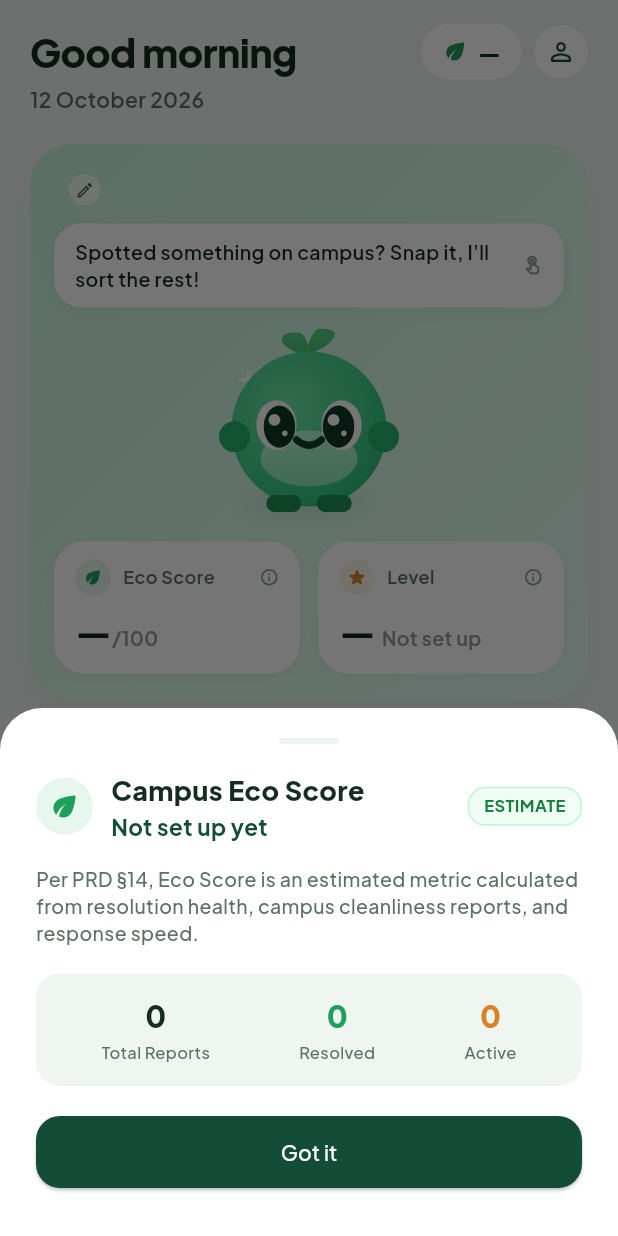
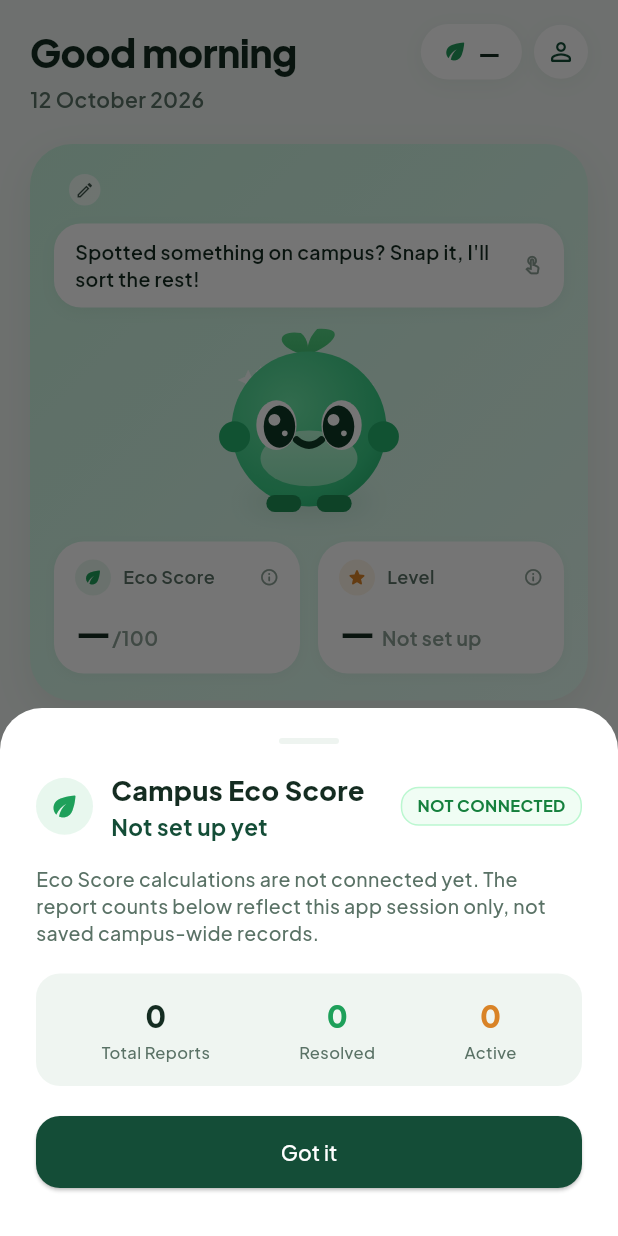
Before and after one commit to aryann-tyagi/Ecocampus, a Flutter app: the screen it shows once a user with an empty profile is signed in, after a tap on "Eco Score", on a phone screen of 412 x 824 dp. Run offline on Flutter 3.47's test engine with Material 3 defaults, Android fonts, the phone set to English and light mode, and no system bars; our stand-ins replace flutter_riverpod, google_fonts, shared_preferences, supabase_flutter; accounts and stored records are empty.

Commit message:
Mark Eco Score as unconnected until verified metrics exist

```diff
--- a/apps/mobile/lib/features/home/presentation/student_home_screen.dart
+++ b/apps/mobile/lib/features/home/presentation/student_home_screen.dart
@@ -306,9 +306,9 @@ class _StudentHomeScreenState extends ConsumerState<StudentHomeScreen> {
                         borderRadius: BorderRadius.circular(12),
                         border: Border.all(color: const Color(0xFFBBF7D0)),
                       ),
-                      child: const Text(
-                        'ESTIMATE',
-                        style: TextStyle(
+                      child: Text(
+                        stats.ecoScore == null ? 'NOT CONNECTED' : 'ESTIMATE',
+                        style: const TextStyle(
                           fontSize: 11,
                           fontWeight: FontWeight.w700,
                           color: Color(0xFF15803D),
@@ -319,7 +319,9 @@ class _StudentHomeScreenState extends ConsumerState<StudentHomeScreen> {
                 ),
                 const SizedBox(height: 16),
                 Text(
-                  'Per PRD §14, Eco Score is an estimated metric calculated from resolution health, campus cleanliness reports, and response speed.',
+                  stats.ecoScore == null
+                      ? 'Eco Score calculations are not connected yet. The report counts below reflect this app session only, not saved campus-wide records.'
+                      : 'Eco Score is an estimate calculated from verified reporting and resolution metrics.',
                   style: AppTextStyles.bodyMedium.copyWith(
                     color: AppColors.inkSecondary,
                     fontSize: 13,
```
